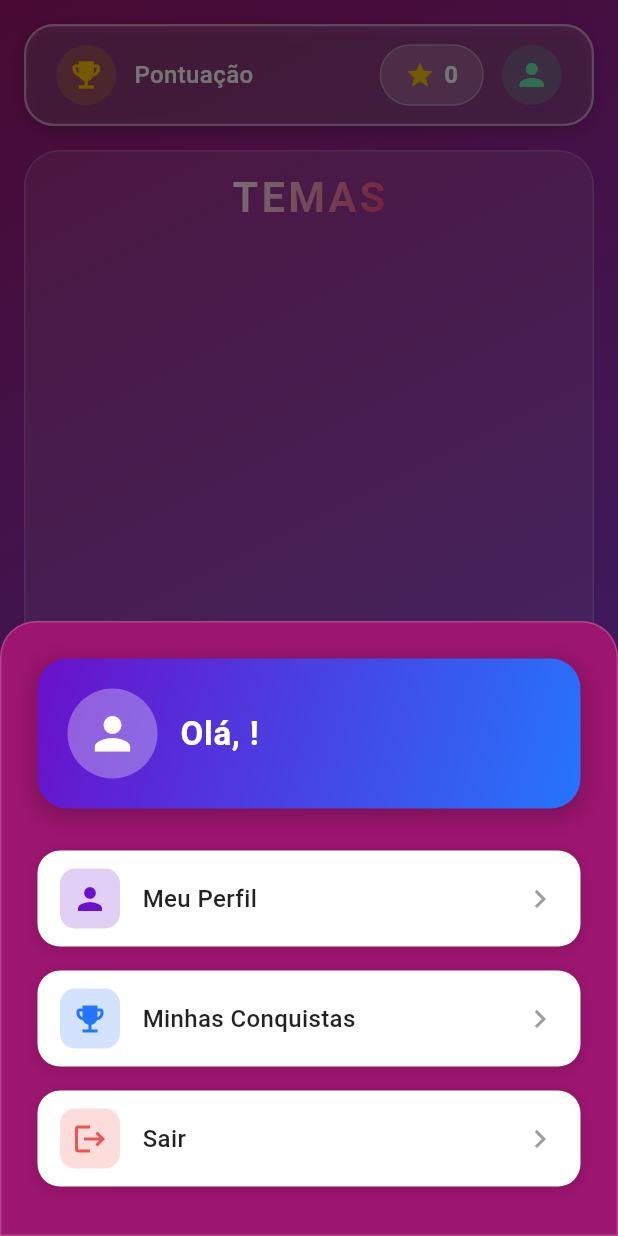
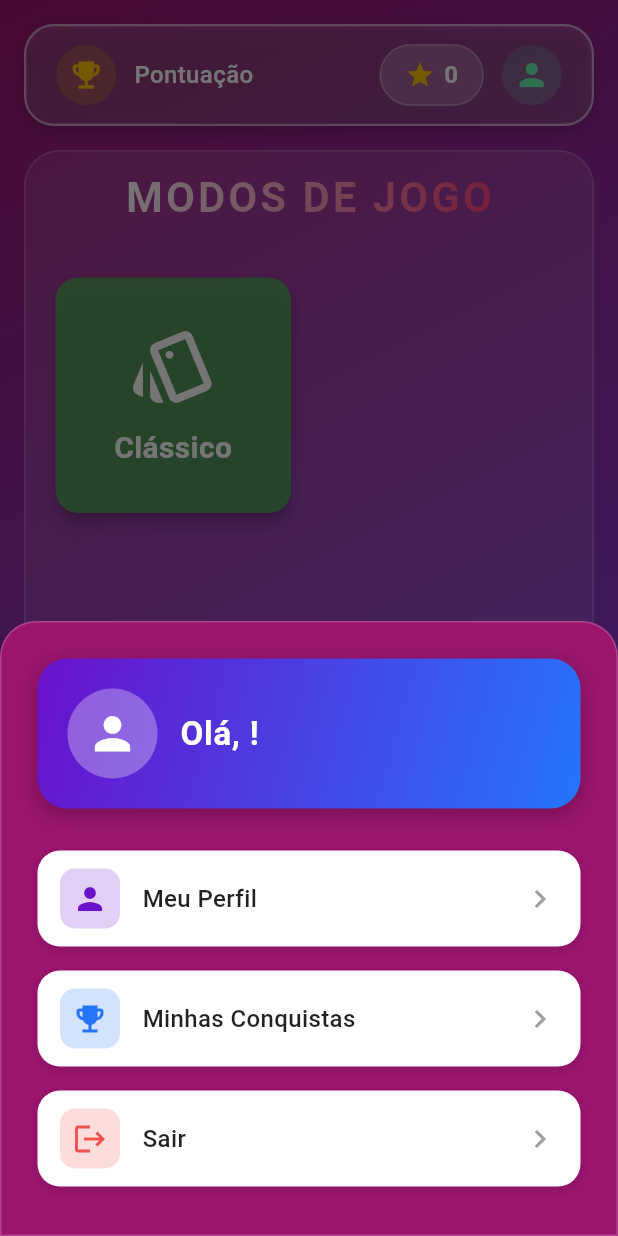
Before and after one commit to ericdiasblu/trivia_world, a Flutter app: the MenuScreen screen opened directly, after a tap on the "person" icon, on a phone screen of 412 x 824 dp. Run offline on Flutter 3.47's test engine with Material 3 defaults, Android fonts, the phone set to English and light mode, and no system bars; our stand-ins replace cloud_firestore, firebase_auth, firebase_core, google_sign_in, shared_preferences; accounts and stored records are empty.

Commit message:
modo de jogo

```diff
--- /dev/null
+++ b/lib/models/game_mode.dart
@@ -0,0 +1,49 @@
+// lib/models/game_mode.dart
+import 'package:flutter/material.dart';
+
+enum GameModeType {
+  classic,
+  // Adicione outros tipos de modo aqui no futuro, ex: timeAttack, survival
+}
+
+class GameMode {
+  final String id;
+  final String name;
+  final String description;
+  final IconData icon;
+  final Color color;
+  final GameModeType type;
+
+  GameMode({
+    required this.id,
+    required this.name,
+    required this.description,
+    required this.icon,
+    required this.color,
+    required this.type,
+  });
+}
+
+// Lista de modos de jogo disponíveis
+// No futuro, isso poderia vir de uma configuração remota ou ser mais dinâmico
+List<GameMode> availableGameModes = [
+  GameMode(
+    id: 'classic',
+    name: 'Clássico',
+    description: 'Responda perguntas por tema no seu ritmo.',
+    icon: Icons.style_outlined, // Ou outro ícone que represente clássico
+    color: Color(0xFF4CAF50),   // Exemplo de cor
+    type: GameModeType.classic,
+  ),
+  // Exemplo de como você adicionaria outro modo no futuro:
+  /*
+  GameMode(
+    id: 'time_attack',
+    name: 'Contra o Tempo',
+    description: 'Acerte o máximo em tempo limitado!',
+    icon: Icons.timer_outlined,
+    color: Color(0xFFF44336),
+    type: GameModeType.timeAttack,
+  ),
+  */
+];
--- a/lib/screens/menu_screen.dart
+++ b/lib/screens/menu_screen.dart
@@ -1,11 +1,14 @@
+// lib/screens/menu_screen.dart
 import 'dart:async';
 
 import 'package:cloud_firestore/cloud_firestore.dart';
 import 'package:firebase_auth/firebase_auth.dart';
 import 'package:flutter/material.dart';
 import 'package:shared_preferences/shared_preferences.dart';
-import 'package:trivia_world/screens/question_screen.dart';
-import 'package:trivia_world/widgets/build_theme.dart';
+import 'package:trivia_world/screens/question_screen.dart'; // Usado dentro da lógica de navegação
+import 'package:trivia_world/screens/theme_selection_screen.dart'; // IMPORTADO
+// import 'package:trivia_world/widgets/build_theme.dart'; // Removido, pois _buildThemeCards foi removido
+import '../models/game_mode.dart'; // IMPORTADO
 import '../models/question.dart';
 import '../widgets/gradient_text.dart';
 import '../services/points_manager.dart';
@@ -36,13 +39,18 @@ class _MenuScreenState extends State<MenuScreen> {
   @override
   void initState() {
     super.initState();
+    // Inicia isLoading como true aqui para garantir que o CircularProgressIndicator apareça
+    // antes mesmo de _initialize começar, se houver algum delay.
+    // _initialize também irá gerenciar o isLoading.
+    // setState(() { isLoading = true; }); // Removido daqui, _initialize vai cuidar
     _initialize();
 
     _pointsSubscription = PointsManager.pointsStream.listen((points) {
       if (mounted) {
         setState(() {
           userPoints = points;
-          _getUser();
+          // _getUser(); // Chamada redundante se _loadUserData já atualiza username.
+          // Se precisar atualizar o username em tempo real com os pontos, mantenha.
         });
       }
     });
@@ -55,39 +63,35 @@ class _MenuScreenState extends State<MenuScreen> {
   }
 
   Future<void> _initialize() async {
+    if (mounted) setState(() { isLoading = true; }); // Garante que isLoading é true no início
     await _checkLoginStatus();
     await _loadUserData();
-    await _loadResources();
+    await _loadResources(); // Este deve ser o último a setar isLoading = false
   }
 
   Future<void> _loadUserData() async {
     final User? user = _auth.currentUser;
-
+    // Não modifique isLoading aqui diretamente. Deixe _loadResources controlar o final.
     if (user != null) {
       try {
         final points = await PointsManager.getUserPoints();
-        await _getUser();
+        await _getUser(); // _getUser já faz setState para username
 
         if (mounted) {
           setState(() {
             isLoggedIn = true;
             userPoints = points;
-            isLoading = false;
           });
         }
       } catch (e) {
         print('Erro ao carregar dados do usuário: $e');
-        if (mounted) {
-          setState(() {
-            isLoading = false;
-          });
-        }
       }
     } else {
       if (mounted) {
         setState(() {
-          isLoading = false;
           isLoggedIn = false;
+          // Se não há usuário, e as perguntas ainda não foram carregadas,
+          // isLoading deve permanecer true até _loadResources terminar.
         });
       }
     }
@@ -95,17 +99,17 @@ class _MenuScreenState extends State<MenuScreen> {
 
   Future<String?> _getUser() async {
     User? user = _auth.currentUser;
-
     if (user != null) {
       try {
         DocumentSnapshot documentSnapshot =
         await _firestore.collection('users').doc(user.uid).get();
-
         if (documentSnapshot.exists) {
           String? fetchedUsername = documentSnapshot.get('username');
-          setState(() {
-            username = fetchedUsername ?? 'Usuario';
-          });
+          if (mounted) {
+            setState(() {
+              username = fetchedUsername ?? 'Usuario';
+            });
+          }
           return username;
         }
       } catch (e) {
@@ -113,14 +117,12 @@ class _MenuScreenState extends State<MenuScreen> {
         return null;
       }
     }
-
     return null;
   }
 
   Future<void> _checkLoginStatus() async {
     final prefs = await SharedPreferences.getInstance();
     final loggedIn = prefs.getBool('isLoggedIn') ?? false;
-
     if (mounted) {
       setState(() {
         isLoggedIn = loggedIn;
@@ -129,20 +131,22 @@ class _MenuScreenState extends State<MenuScreen> {
   }
 
   Future<void> _loadResources() async {
+    // Se _initialize não setou isLoading = true, garante aqui.
+    if (!isLoading && mounted) setState(() { isLoading = true; });
+
     try {
       final questionsByCategory = await _questionService.loadAllQuestions();
-
       if (mounted) {
         setState(() {
           _questionsByCategory = questionsByCategory;
-          isLoading = false;
+          isLoading = false; // *** Ponto principal onde isLoading vira false ***
         });
       }
     } catch (e) {
       print('Error loading resources: $e');
       if (mounted) {
         setState(() {
-          isLoading = false;
+          isLoading = false; // Também vira false em caso de erro
         });
       }
     }
@@ -174,6 +178,114 @@ class _MenuScreenState extends State<MenuScreen> {
       context,
       MaterialPageRoute(builder: (context) => LeaderboardScreen()),
     );
+  }
+
+  // MÉTODO PARA CONSTRUIR CARDS DE MODO DE JOGO
+  List<Widget> _buildGameModeCards() {
+    if (availableGameModes.isEmpty) {
+      return [
+        Center(
+          child: Text(
+            'Nenhum modo de jogo disponível.',
+            style: TextStyle(color: Colors.white.withOpacity(0.8), fontSize: 18),
+          ),
+        ),
+      ];
+    }
+
+    return availableGameModes.map((mode) {
+      return Card(
+        elevation: 4,
+        color: mode.color.withOpacity(0.8),
+        shape: RoundedRectangleBorder(borderRadius: BorderRadius.circular(15)),
+        child: InkWell(
+          borderRadius: BorderRadius.circular(15),
+          onTap: () {
+            if (mode.type == GameModeType.classic) {
+              // Não verificamos isLoading aqui, pois o build principal já faz isso.
+              // Se chegamos aqui, isLoading é false.
+              if (_questionsByCategory.isEmpty) {
+                ScaffoldMessenger.of(context).showSnackBar(
+                  SnackBar(content: Text('Nenhum tema encontrado para o modo clássico.')),
+                );
+                return;
+              }
+              Navigator.push(
+                context,
+                MaterialPageRoute(
+                  builder: (context) => ThemeSelectionScreen(
+                    questionsByCategory: _questionsByCategory,
+                    onThemeSelected: (String category) async {
+                      try {
+                        final randomizedQuestions =
+                        await _questionService.loadQuestionsByTheme(category);
+                        if (!context.mounted) return;
+                        if (randomizedQuestions.isEmpty) {
+                          ScaffoldMessenger.of(context).showSnackBar(
+                            SnackBar(
+                              content: Text('Nenhuma pergunta para ${category[0].toUpperCase() + category.substring(1)}.'),
+                              backgroundColor: Colors.orange,
+                            ),
+                          );
+                          return;
+                        }
+                        // Guardar o navigator da ThemeSelectionScreen para poder dar pop nele
+                        final themeScreenNavigator = Navigator.of(context);
+
+                        await Navigator.push(
+                          context,
+                          MaterialPageRoute(
+                            builder: (context) => QuizScreen(
+                              questions: randomizedQuestions,
+                              tema: category[0].toUpperCase() + category.substring(1),
+                            ),
+                          ),
+                        );
+                        // Após o QuizScreen ser fechado (pop),
+                        // o código aqui será executado.
+                        themeScreenNavigator.pop(); // Fecha a ThemeSelectionScreen
+                        _updatePoints();
+
+                      } catch (e) {
+                        if (context.mounted) {
+                          ScaffoldMessenger.of(context).showSnackBar(
+                            SnackBar(
+                              content: Text('Erro ao carregar perguntas: $e'),
+                              backgroundColor: Colors.red,
+                            ),
+                          );
+                        }
+                        print('Erro ao carregar perguntas: $e');
+                      }
+                    },
+                  ),
+                ),
+              );
+            } else {
+              ScaffoldMessenger.of(context).showSnackBar(
+                SnackBar(content: Text('Modo "${mode.name}" ainda não implementado.')),
+              );
+            }
+          },
+          child: Column(
+            mainAxisAlignment: MainAxisAlignment.center,
+            children: <Widget>[
+              Icon(mode.icon, size: 60, color: Colors.white),
+              SizedBox(height: 10),
+              Text(
+                mode.name,
+                textAlign: TextAlign.center,
+                style: TextStyle(
+                  fontSize: 20,
+                  color: Colors.white,
+                  fontWeight: FontWeight.bold,
+                ),
+              ),
+            ],
+          ),
+        ),
+      );
+    }).toList();
   }
 
   @override
@@ -215,7 +327,9 @@ class _MenuScreenState extends State<MenuScreen> {
                               vertical: 10,
                             ),
                             child: GradientText(
-                              'TEMAS',
+                              // ***** ALTERAÇÃO PRINCIPAL AQUI *****
+                              'MODOS DE JOGO', // Alterado de 'TEMAS'
+                              // ***** FIM DA ALTERAÇÃO PRINCIPAL *****
                               gradient: LinearGradient(
                                 colors: [Colors.white, Colors.pinkAccent],
                                 begin: Alignment.topLeft,
@@ -230,13 +344,14 @@ class _MenuScreenState extends State<MenuScreen> {
                           ),
                           SizedBox(height: 20),
                           Expanded(
-                            child: isLoading
+                            child: isLoading // Verifica se os recursos (perguntas) ainda estão carregando
                                 ? Center(
                               child: CircularProgressIndicator(
                                 color: Colors.white,
+                                strokeWidth: 3, // Aumentado para melhor visibilidade
                               ),
                             )
-                                : Padding(
+                                : Padding( // Se não está carregando, mostra os cards de modo de jogo
                               padding: const EdgeInsets.symmetric(
                                 horizontal: 16.0,
                               ),
@@ -244,7 +359,9 @@ class _MenuScreenState extends State<MenuScreen> {
                                 crossAxisCount: 2,
                                 crossAxisSpacing: 16,
                                 mainAxisSpacing: 16,
-                                children: _buildThemeCards(),
+                                // ***** ALTERAÇÃO PRINCIPAL AQUI *****
+                                children: _buildGameModeCards(), // Alterado de _buildThemeCards()
+                                // ***** FIM DA ALTERAÇÃO PRINCIPAL *****
                               ),
                             ),
                           ),
@@ -256,7 +373,6 @@ class _MenuScreenState extends State<MenuScreen> {
               ),
             ),
           ),
-
           // Leaderboard Button
           Positioned(
             bottom: 16,
@@ -281,13 +397,13 @@ class _MenuScreenState extends State<MenuScreen> {
                   ),
                 ),
                 child: Container(
-                  width: 330,
+                  width: 330, // Considere usar MediaQuery para largura responsiva
                   child: Row(
                     mainAxisSize: MainAxisSize.min,
-                    mainAxisAlignment: MainAxisAlignment.center, // Centraliza os itens
+                    mainAxisAlignment: MainAxisAlignment.center,
                     children: [
                       Icon(Icons.emoji_events, color: Colors.amber),
-                      SizedBox(width: 8), // Espaço menor entre o ícone e o texto
+                      SizedBox(width: 8),
                       Text(
                         'Classificação',
                         style: TextStyle(
@@ -302,12 +418,10 @@ class _MenuScreenState extends State<MenuScreen> {
               ),
             ),
           ),
-
         ],
       ),
     );
   }
-
 
 
   Widget _buildTopBar() {
@@ -628,60 +742,4 @@ class _MenuScreenState extends State<MenuScreen> {
       ),
     );
   }
-
-  List<Widget> _buildThemeCards() {
-    Map<String, Map<String, dynamic>> themeAssets = {
-      'geral': {'icon': 'assets/globe.png', 'color': Color(0xFF4A90E2)},
-      'história': {'icon': 'assets/history.png', 'color': Color(0xFFE6526E)},
-      'ciência': {'icon': 'assets/science.png', 'color': Color(0xFF50C878)},
-      'futebol': {'icon': 'assets/soccer.png', 'color': Color(0xFFFF9933)},
-      'filmes': {'icon': 'assets/movie.png', 'color': Color(0xFF9966CC)},
-      'games': {'icon': 'assets/games.png', 'color': Color(0xFF1A73E8)},
-    };
-
-    List<Widget> themeCards = [];
-    _questionsByCategory.forEach((category, _) {
-      final themeData = themeAssets[category] ??
-          {'icon': 'assets/globe.png', 'color': Color(0xFF4A90E2)};
-
-      themeCards.add(
-        buildThemeCard(
-          context,
-          category[0].toUpperCase() + category.substring(1),
-          themeData['icon'],
-          themeData['color'],
-              () async {
-            try {
-              final randomizedQuestions =
-              await _questionService.loadQuestionsByTheme(category);
-
-              if (!context.mounted) return;
-
-              Navigator.push(
-                context,
-                MaterialPageRoute(
-                  builder: (context) => QuizScreen(
-                    questions: randomizedQuestions,
-                    tema: category[0].toUpperCase() + category.substring(1),
-                  ),
-                ),
-              ).then((_) => _updatePoints());
-            } catch (e) {
-              if (context.mounted) {
-                ScaffoldMessenger.of(context).showSnackBar(
-                  SnackBar(
-                    content: Text('Erro ao carregar perguntas: $e'),
-                    backgroundColor: Colors.red,
-                  ),
-                );
-              }
-              print('Erro ao carregar perguntas: $e');
-            }
-          },
-        ),
-      );
-    });
-
-    return themeCards;
-  }
 }
```
Also changed, not shown: lib/screens/theme_selection_screen.dart (added, +154 -0 lines).
